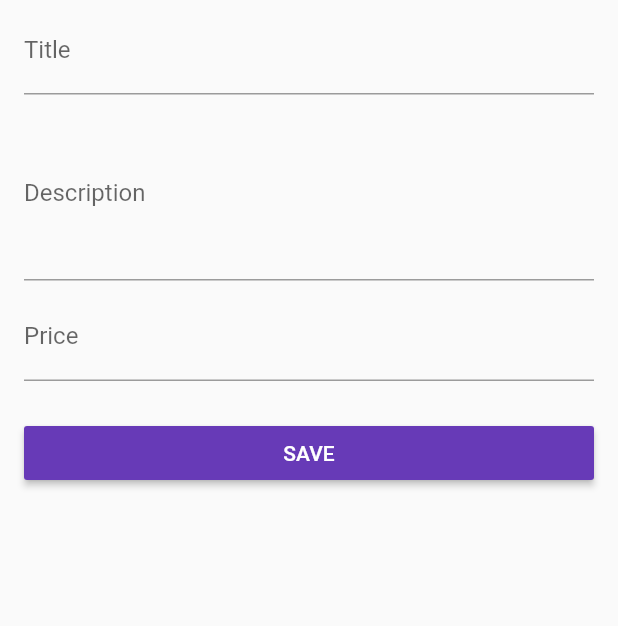
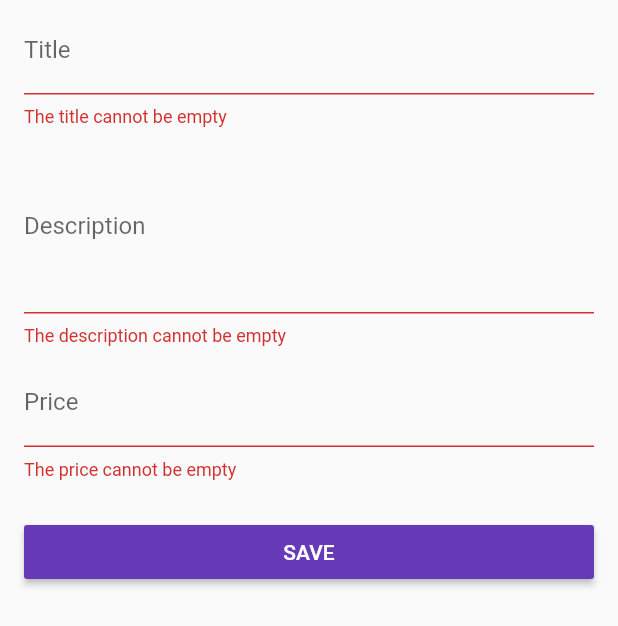
Before and after one commit to PedroSchwarz/Shopper-Flutter, a Flutter app: the ProductCreatePage widget shown alone on an empty page, opened directly with empty values, after a tap on "SAVE", on a phone screen of 412 x 824 dp. Shown: the top 626 px of the screen. Run offline on Flutter 3.47's test engine with Material 2 defaults, Android fonts, the phone set to English and light mode, and no system bars.

Commit message:
ProductCreatePage form validation added

```diff
--- a/lib/pages/product_create.dart
+++ b/lib/pages/product_create.dart
@@ -10,18 +10,21 @@ class ProductCreatePage extends StatefulWidget {
 }
 
 class _ProductCreatePageState extends State<ProductCreatePage> {
-  GlobalKey<FormState> formKey = GlobalKey();
-  String _titleCtrl;
-  String _descCtrl;
-  double _priceCtrl;
+  final GlobalKey<FormState> _formKey = GlobalKey();
+  String _title;
+  String _desc;
+  double _price;
 
   Widget _buildTitleTextField() {
     return ListTile(
-        title: TextField(
-            onChanged: (String value) {
+        title: TextFormField(
+            onSaved: (String value) {
               setState(() {
-                _titleCtrl = value;
+                _title = value;
               });
+            },
+            validator: (String value) {
+              return value.trim().isEmpty ? 'The title cannot be empty' : null;
             },
             textCapitalization: TextCapitalization.words,
             decoration: InputDecoration(labelText: 'Title')));
@@ -29,11 +32,16 @@ class _ProductCreatePageState extends State<ProductCreatePage> {
 
   Widget _buildDescTextField() {
     return ListTile(
-        title: TextField(
-            onChanged: (String value) {
+        title: TextFormField(
+            onSaved: (String value) {
               setState(() {
-                _descCtrl = value;
+                _desc = value;
               });
+            },
+            validator: (String value) {
+              return value.trim().isEmpty
+                  ? 'The description cannot be empty'
+                  : null;
             },
             maxLines: 4,
             keyboardType: TextInputType.multiline,
@@ -43,30 +51,41 @@ class _ProductCreatePageState extends State<ProductCreatePage> {
 
   Widget _buildPriceTextField() {
     return ListTile(
-        title: TextField(
-            onChanged: (String value) {
+        title: TextFormField(
+            onSaved: (String value) {
               setState(() {
-                _priceCtrl = double.parse(value);
+                _price = double.parse(value);
               });
+            },
+            validator: (String value) {
+              if (value.trim().isEmpty) {
+                return 'The price cannot be empty';
+              } else if (double.parse(value) < 0) {
+                return 'The price has to be equal or greater than 0';
+              }
             },
             keyboardType: TextInputType.numberWithOptions(decimal: true),
             decoration: InputDecoration(labelText: 'Price')));
   }
 
   void _submitForm() {
-    final Map<String, dynamic> product = {
-      'title': _titleCtrl,
-      'description': _descCtrl,
-      'price': _priceCtrl,
-      'image': 'assets/food.jpg'
-    };
-    widget.addProduct(product);
-    Navigator.pushReplacementNamed(context, '/products');
+    if (_formKey.currentState.validate()) {
+      _formKey.currentState.save();
+      final Map<String, dynamic> product = {
+        'title': _title,
+        'description': _desc,
+        'price': _price,
+        'image': 'assets/food.jpg'
+      };
+      widget.addProduct(product);
+      Navigator.pushReplacementNamed(context, '/products');
+    }
   }
 
   @override
   Widget build(BuildContext context) {
     return Form(
+      key: _formKey,
       child: ListView(
         children: <Widget>[
           _buildTitleTextField(),
```
